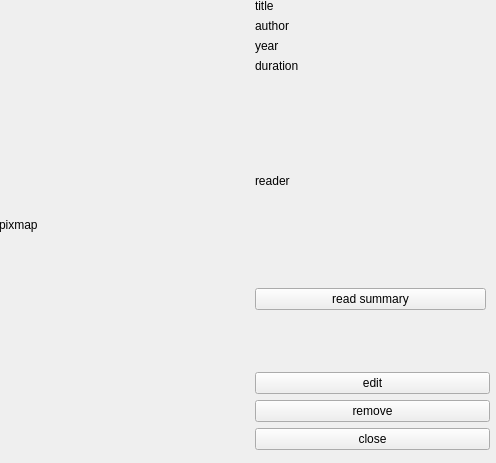
The window that src/view/mediadetailwidget.ui (Mario1535/PaoProject) describes before a commit, drawn with Qt 5.
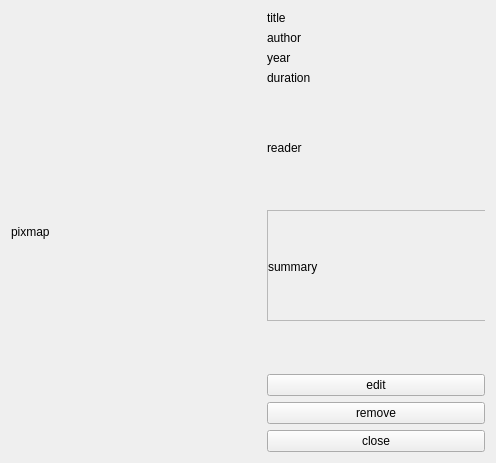
The same window after the commit.

Diff of the .ui file:
```diff
--- a/src/view/mediadetailwidget.ui
+++ b/src/view/mediadetailwidget.ui
@@ -10,18 +10,17 @@
     <height>463</height>
    </rect>
   </property>
+  <property name="sizePolicy">
+   <sizepolicy hsizetype="Fixed" vsizetype="Fixed">
+    <horstretch>0</horstretch>
+    <verstretch>0</verstretch>
+   </sizepolicy>
+  </property>
   <property name="windowTitle">
    <string>Form</string>
   </property>
-  <widget class="QWidget" name="horizontalLayoutWidget">
-   <property name="geometry">
-    <rect>
-     <x>-1</x>
-     <y>-1</y>
-     <width>491</width>
-     <height>451</height>
-    </rect>
-   </property>
+  <layout class="QVBoxLayout" name="verticalLayout_5">
+   <item>
    <layout class="QHBoxLayout" name="horizontalLayout">
     <item>
      <widget class="QLabel" name="photoLabel">
@@ -96,10 +95,43 @@
             </widget>
            </item>
            <item>
-            <widget class="QPushButton" name="summaryButton">
+             <widget class="QWidget" name="widget" native="true">
+              <widget class="QScrollArea" name="scrollArea">
+               <property name="geometry">
+                <rect>
+                 <x>0</x>
+                 <y>0</y>
+                 <width>231</width>
+                 <height>111</height>
+                </rect>
+               </property>
+               <property name="widgetResizable">
+                <bool>true</bool>
+               </property>
+               <widget class="QWidget" name="scrollAreaWidgetContents">
+                <property name="geometry">
+                 <rect>
+                  <x>0</x>
+                  <y>0</y>
+                  <width>229</width>
+                  <height>109</height>
+                 </rect>
+                </property>
+                <widget class="QLabel" name="summaryLabel">
+                 <property name="geometry">
+                  <rect>
+                   <x>0</x>
+                   <y>0</y>
+                   <width>231</width>
+                   <height>111</height>
+                  </rect>
+                 </property>
              <property name="text">
-              <string>read summary</string>
-             </property>
+                  <string>summary</string>
+                 </property>
+                </widget>
+               </widget>
+              </widget>
             </widget>
            </item>
           </layout>
@@ -187,7 +219,8 @@
      </layout>
     </item>
    </layout>
-  </widget>
+   </item>
+  </layout>
  </widget>
  <resources/>
  <connections/>
```
Left out of the diff: 41 changed lines with no effect on the pictures. Lines whose indentation alone changed are shown as unchanged.
